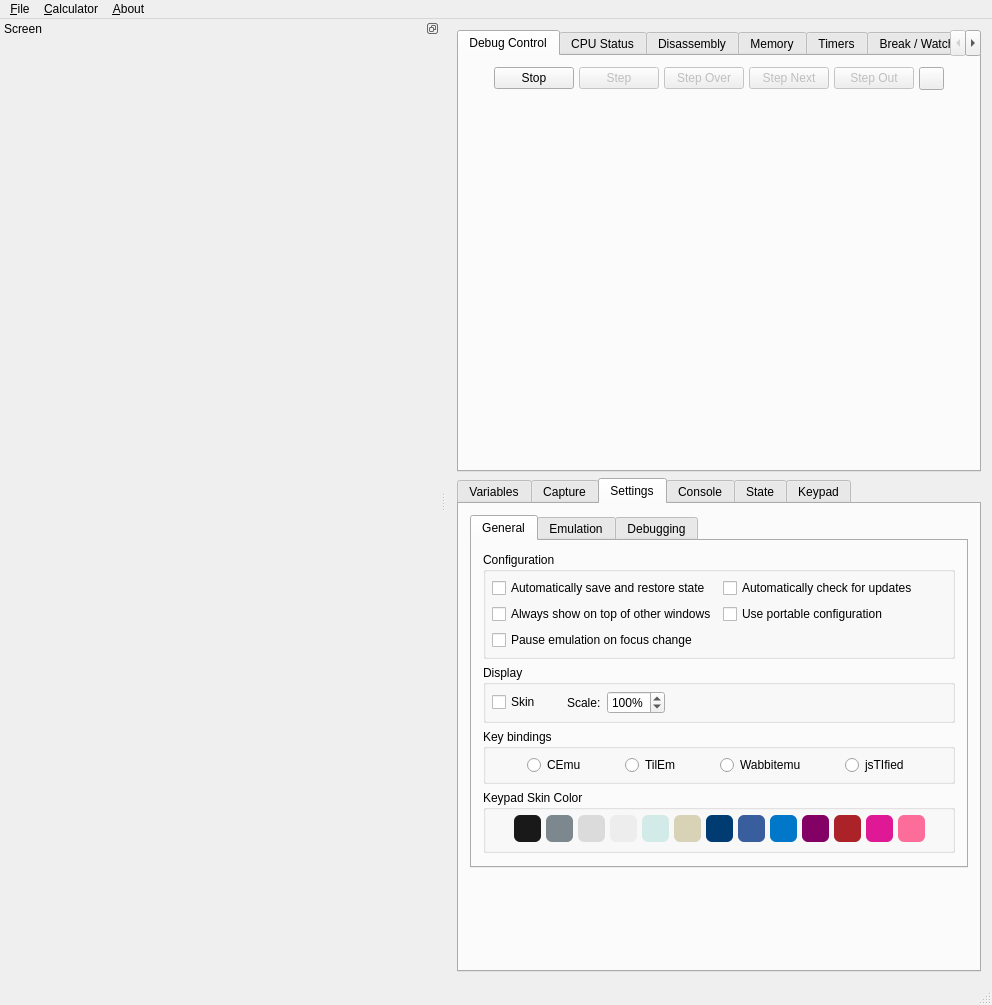
First picture: the form in gui/qt/mainwindow.ui, repository CE-Programming/CEmu, before the edit.
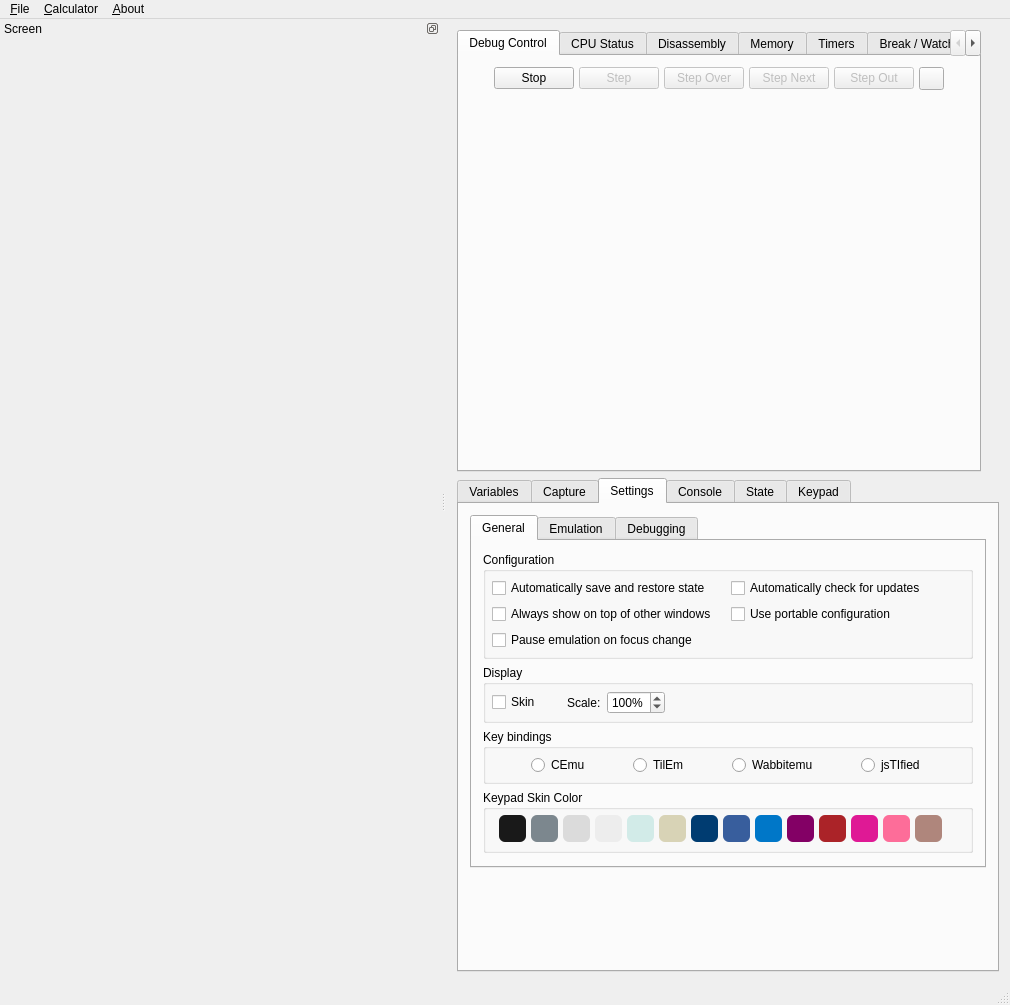
Second picture: the form after the edit. The open tabs and pages were chosen to show the change. Icons and pictures are not drawn. Custom widgets are drawn as their Qt base class.

Commit message: [GUI] Prettier keypad drawing

```diff
--- a/gui/qt/mainwindow.ui
+++ b/gui/qt/mainwindow.ui
@@ -7663,6 +7663,254 @@
                  </property>
                 </widget>
                </item>
+               <item>
+                <widget class="QPushButton" name="buttonRoseGold">
+                 <property name="sizePolicy">
+                  <sizepolicy hsizetype="Fixed" vsizetype="Fixed">
+                   <horstretch>0</horstretch>
+                   <verstretch>0</verstretch>
+                  </sizepolicy>
+                 </property>
+                 <property name="minimumSize">
+                  <size>
+                   <width>27</width>
+                   <height>27</height>
+                  </size>
+                 </property>
+                 <property name="maximumSize">
+                  <size>
+                   <width>27</width>
+                   <height>27</height>
+                  </size>
+                 </property>
+                 <property name="palette">
+                  <palette>
+                   <active>
+                    <colorrole role="Button">
+                     <brush brushstyle="SolidPattern">
+                      <color alpha="255">
+                       <red>175</red>
+                       <green>134</green>
+                       <blue>124</blue>
+                      </color>
+                     </brush>
+                    </colorrole>
+                    <colorrole role="Base">
+                     <brush brushstyle="SolidPattern">
+                      <color alpha="255">
+                       <red>175</red>
+                       <green>134</green>
+                       <blue>124</blue>
+                      </color>
+                     </brush>
+                    </colorrole>
+                    <colorrole role="Window">
+                     <brush brushstyle="SolidPattern">
+                      <color alpha="255">
+                       <red>175</red>
+                       <green>134</green>
+                       <blue>124</blue>
+                      </color>
+                     </brush>
+                    </colorrole>
+                   </active>
+                   <inactive>
+                    <colorrole role="Button">
+                     <brush brushstyle="SolidPattern">
+                      <color alpha="255">
+                       <red>175</red>
+                       <green>134</green>
+                       <blue>124</blue>
+                      </color>
+                     </brush>
+                    </colorrole>
+                    <colorrole role="Base">
+                     <brush brushstyle="SolidPattern">
+                      <color alpha="255">
+                       <red>175</red>
+                       <green>134</green>
+                       <blue>124</blue>
+                      </color>
+                     </brush>
+                    </colorrole>
+                    <colorrole role="Window">
+                     <brush brushstyle="SolidPattern">
+                      <color alpha="255">
+                       <red>175</red>
+                       <green>134</green>
+                       <blue>124</blue>
+                      </color>
+                     </brush>
+                    </colorrole>
+                   </inactive>
+                   <disabled>
+                    <colorrole role="Button">
+                     <brush brushstyle="SolidPattern">
+                      <color alpha="255">
+                       <red>175</red>
+                       <green>134</green>
+                       <blue>124</blue>
+                      </color>
+                     </brush>
+                    </colorrole>
+                    <colorrole role="Base">
+                     <brush brushstyle="SolidPattern">
+                      <color alpha="255">
+                       <red>175</red>
+                       <green>134</green>
+                       <blue>124</blue>
+                      </color>
+                     </brush>
+                    </colorrole>
+                    <colorrole role="Window">
+                     <brush brushstyle="SolidPattern">
+                      <color alpha="255">
+                       <red>175</red>
+                       <green>134</green>
+                       <blue>124</blue>
+                      </color>
+                     </brush>
+                    </colorrole>
+                   </disabled>
+                  </palette>
+                 </property>
+                 <property name="focusPolicy">
+                  <enum>Qt::NoFocus</enum>
+                 </property>
+                 <property name="styleSheet">
+                  <string notr="true">QPushButton {  background-color: #AF867C; border-radius:6px; }
+QPushButton:pressed { 
+	border: 3px solid gray;
+	border-radius: 8px; 
+}</string>
+                 </property>
+                 <property name="text">
+                  <string/>
+                 </property>
+                </widget>
+               </item>
+               <item>
+                <widget class="QPushButton" name="buttonCrystalClear">
+                 <property name="sizePolicy">
+                  <sizepolicy hsizetype="Fixed" vsizetype="Fixed">
+                   <horstretch>0</horstretch>
+                   <verstretch>0</verstretch>
+                  </sizepolicy>
+                 </property>
+                 <property name="minimumSize">
+                  <size>
+                   <width>10</width>
+                   <height>15</height>
+                  </size>
+                 </property>
+                 <property name="maximumSize">
+                  <size>
+                   <width>10</width>
+                   <height>15</height>
+                  </size>
+                 </property>
+                 <property name="palette">
+                  <palette>
+                   <active>
+                    <colorrole role="Button">
+                     <brush brushstyle="SolidPattern">
+                      <color alpha="0">
+                       <red>255</red>
+                       <green>255</green>
+                       <blue>255</blue>
+                      </color>
+                     </brush>
+                    </colorrole>
+                    <colorrole role="Base">
+                     <brush brushstyle="SolidPattern">
+                      <color alpha="0">
+                       <red>255</red>
+                       <green>255</green>
+                       <blue>255</blue>
+                      </color>
+                     </brush>
+                    </colorrole>
+                    <colorrole role="Window">
+                     <brush brushstyle="SolidPattern">
+                      <color alpha="0">
+                       <red>255</red>
+                       <green>255</green>
+                       <blue>255</blue>
+                      </color>
+                     </brush>
+                    </colorrole>
+                   </active>
+                   <inactive>
+                    <colorrole role="Button">
+                     <brush brushstyle="SolidPattern">
+                      <color alpha="0">
+                       <red>255</red>
+                       <green>255</green>
+                       <blue>255</blue>
+                      </color>
+                     </brush>
+                    </colorrole>
+                    <colorrole role="Base">
+                     <brush brushstyle="SolidPattern">
+                      <color alpha="0">
+                       <red>255</red>
+                       <green>255</green>
+                       <blue>255</blue>
+                      </color>
+                     </brush>
+                    </colorrole>
+                    <colorrole role="Window">
+                     <brush brushstyle="SolidPattern">
+                      <color alpha="0">
+                       <red>255</red>
+                       <green>255</green>
+                       <blue>255</blue>
+                      </color>
+                     </brush>
+                    </colorrole>
+                   </inactive>
+                   <disabled>
+                    <colorrole role="Button">
+                     <brush brushstyle="SolidPattern">
+                      <color alpha="0">
+                       <red>255</red>
+                       <green>255</green>
+                       <blue>255</blue>
+                      </color>
+                     </brush>
+                    </colorrole>
+                    <colorrole role="Base">
+                     <brush brushstyle="SolidPattern">
+                      <color alpha="0">
+                       <red>255</red>
+                       <green>255</green>
+                       <blue>255</blue>
+                      </color>
+                     </brush>
+                    </colorrole>
+                    <colorrole role="Window">
+                     <brush brushstyle="SolidPattern">
+                      <color alpha="0">
+                       <red>255</red>
+                       <green>255</green>
+                       <blue>255</blue>
+                      </color>
+                     </brush>
+                    </colorrole>
+                   </disabled>
+                  </palette>
+                 </property>
+                 <property name="focusPolicy">
+                  <enum>Qt::NoFocus</enum>
+                 </property>
+                 <property name="styleSheet">
+                  <string notr="true">QPushButton {  background-color: rgba(255,255,255,0); border-radius:6px; }</string>
+                 </property>
+                 <property name="text">
+                  <string/>
+                 </property>
+                </widget>
+               </item>
                <item>
                 <spacer name="horizontalSpacer_21">
                  <property name="orientation">
```
The commit also changes 4 other files.
